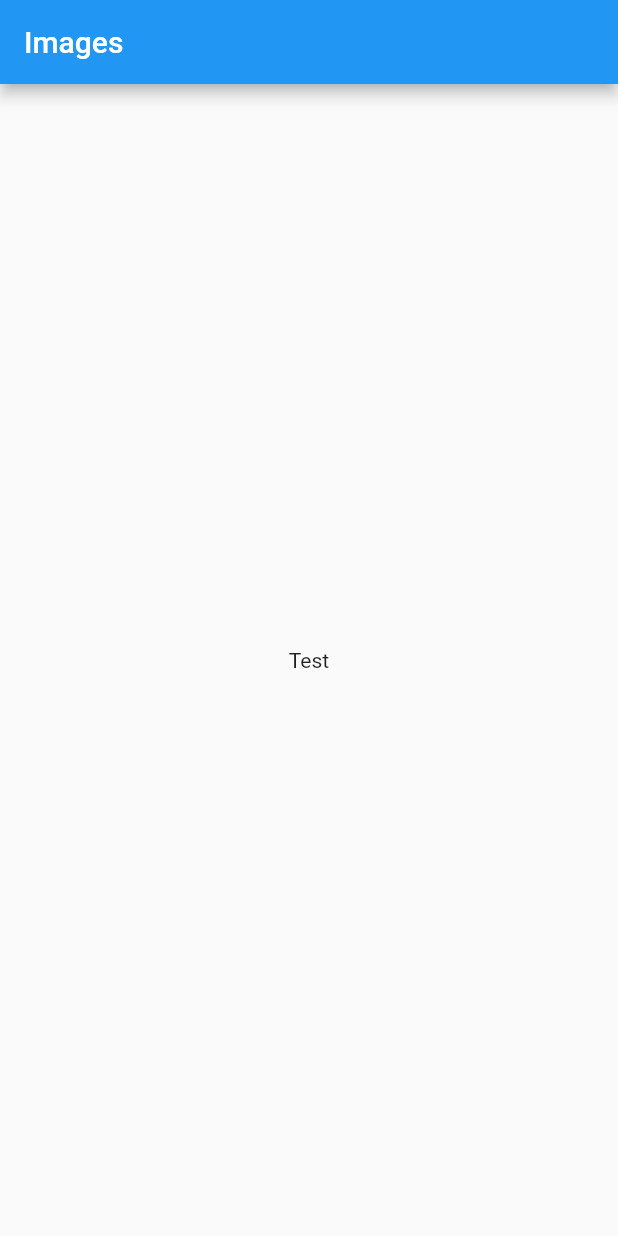
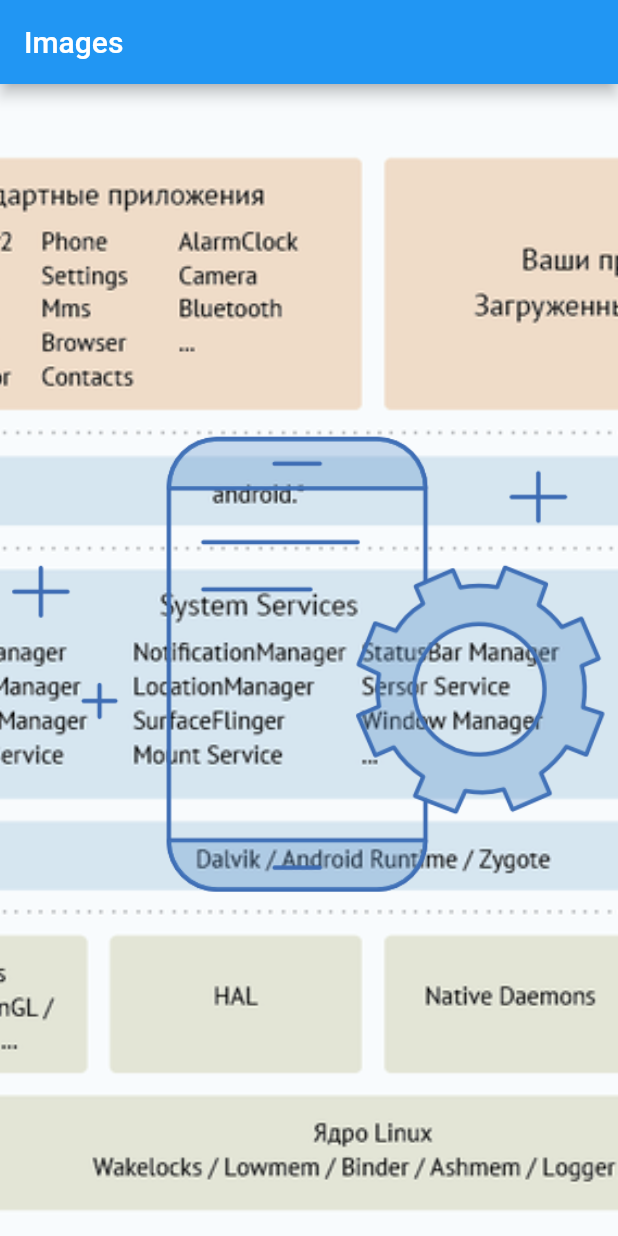
Before and after one commit to itlavs/learn_flutter, a Flutter app: the screen it shows after launch, on a phone screen of 412 x 824 dp. Run offline on Flutter 3.47's test engine with Material 2 defaults, Android fonts, the phone set to English and light mode, and no system bars.

Commit message:
Добавлен вывод картинок

```diff
--- a/lib/main.dart
+++ b/lib/main.dart
@@ -11,7 +11,17 @@ class MyApp extends StatelessWidget {
           title: Text("Images"),
         ),
         body: Center(
-            child: Text("Test")),
+            child: Stack(
+              fit: StackFit.expand,
+              children: <Widget>[
+                Image(
+                  fit: BoxFit.fitHeight,
+                  image: AssetImage("assets/images/back.png"),
+                ),
+                Image.asset("assets/icons/icon.png")
+              ],
+          ),
+        ),
       ),
     );
   }
--- a/pubspec.yaml
+++ b/pubspec.yaml
@@ -45,9 +45,9 @@ flutter:
   uses-material-design: true
 
   # To add assets to your application, add an assets section, like this:
-  # assets:
-  #   - images/a_dot_burr.jpeg
-  #   - images/a_dot_ham.jpeg
+  assets:
+  - assets/images/back.png
+  - assets/icons/icon.png
 
   # An image asset can refer to one or more resolution-specific "variants", see
   # https://flutter.dev/assets-and-images/#resolution-aware.
```
Also changed, not shown: assets/icons/icon.png (added), assets/images/back.png (added).
